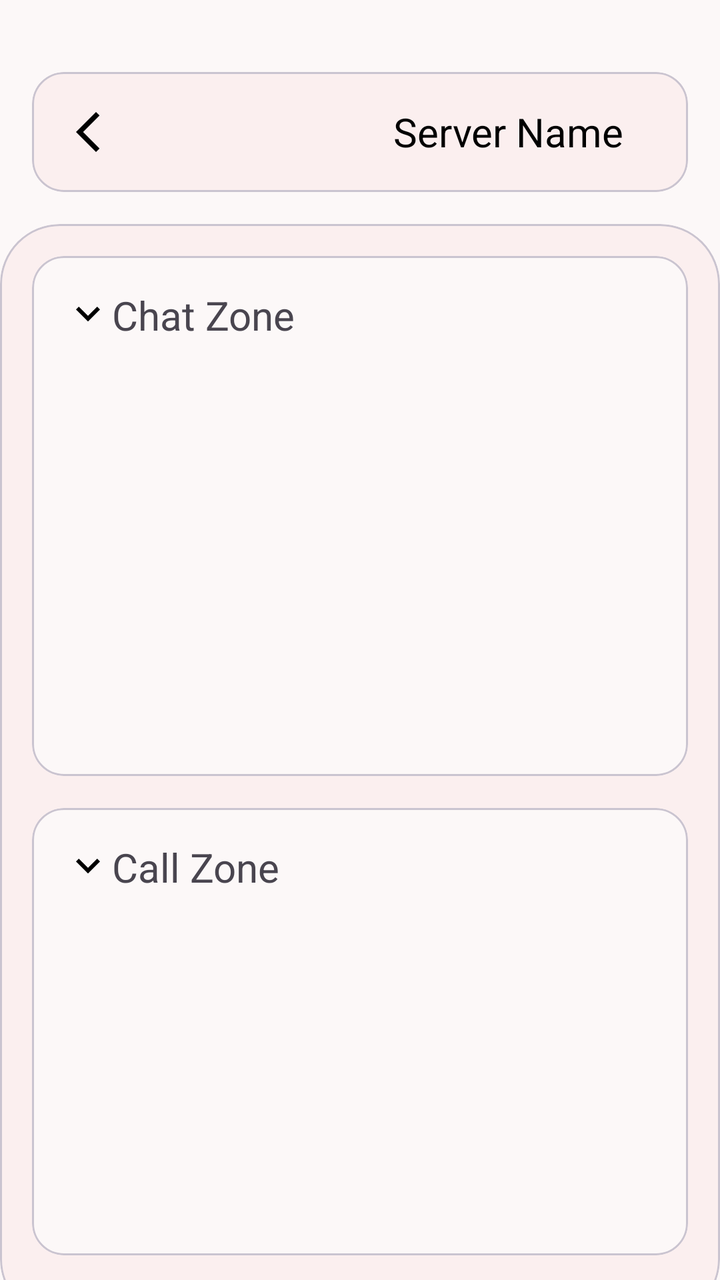
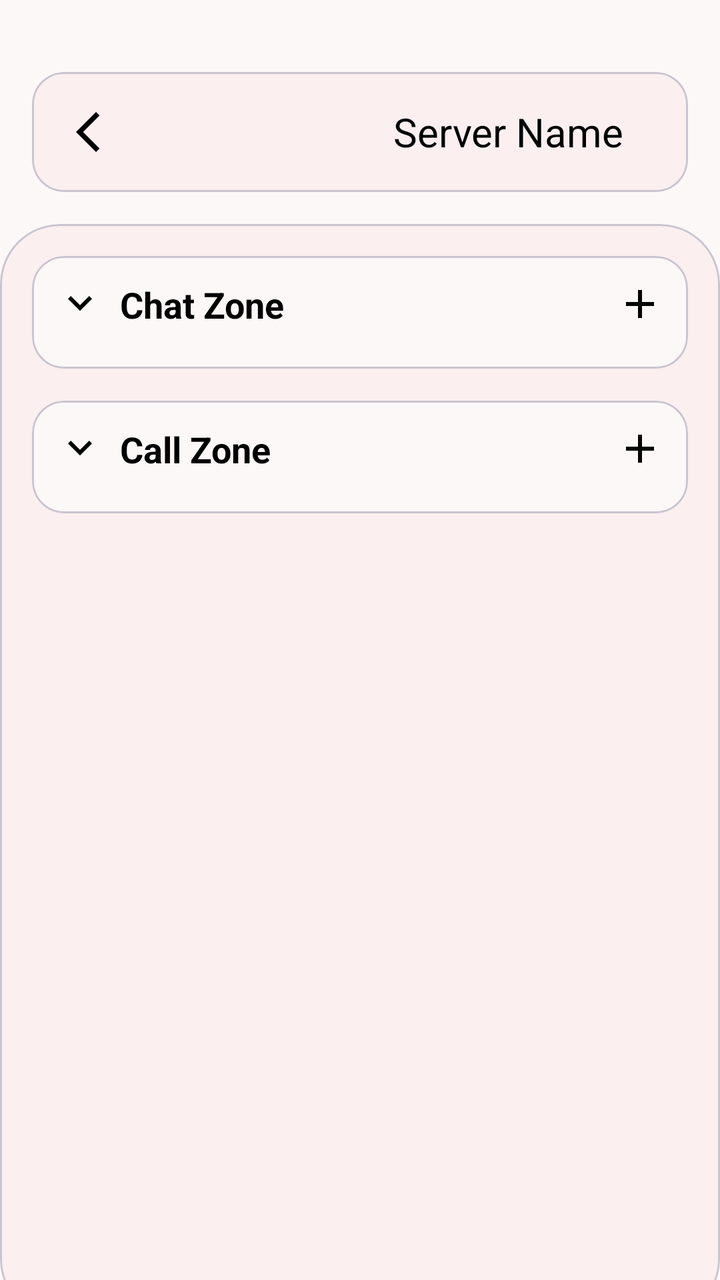

Before-and-after screenshots of an Android layout around one commit, followed by the original layout XML and the change that was made.
<!-- AndroidManifest.xml: application theme Theme.SE114_CallingSystem -->
<!-- res/layout/activity_server_on_click.xml -->
<?xml version="1.0" encoding="utf-8"?>
<RelativeLayout xmlns:android="http://schemas.android.com/apk/res/android"
    xmlns:app="http://schemas.android.com/apk/res-auto"
    android:layout_width="match_parent"
    android:layout_height="match_parent"
    android:background="@color/bg_default"
    android:orientation="vertical">

    <com.google.android.material.card.MaterialCardView
        android:id="@+id/topBar"
        android:layout_width="match_parent"
        android:layout_height="60dp"
        android:layout_marginHorizontal="16dp"
        android:layout_marginTop="36dp"
        android:layout_marginBottom="16dp"
        app:cardBackgroundColor="@color/bg_alter"
        app:cardCornerRadius="16dp"
        app:cardElevation="0dp">

        <RelativeLayout
            android:layout_width="match_parent"
            android:layout_height="match_parent"
            android:paddingHorizontal="16dp">

            <ImageView
                android:id="@+id/btnBack"
                android:layout_width="24dp"
                android:layout_height="24dp"
                android:layout_alignParentStart="true"
                android:layout_centerVertical="true"
                android:src="@drawable/icon_backbutton"
                app:tint="@color/tint_default" />

            <TextView
                android:id="@+id/tvServerName"
                android:layout_width="wrap_content"
                android:layout_height="wrap_content"
                android:layout_alignParentEnd="true"
                android:layout_centerVertical="true"
                android:layout_marginEnd="16dp"
                android:text="Server Name"
                android:textColor="@color/tint_default"
                android:textSize="20sp" />

        </RelativeLayout>
    </com.google.android.material.card.MaterialCardView>

    <com.google.android.material.card.MaterialCardView
        android:layout_width="match_parent"
        android:layout_height="match_parent"
        android:layout_below="@id/topBar"
        android:layout_marginBottom="-20dp"
        app:cardBackgroundColor="@color/bg_alter"
        app:cardCornerRadius="30dp"
        app:cardElevation="0dp">

        <ScrollView
            android:layout_width="match_parent"
            android:layout_height="match_parent"
            android:fillViewport="true"
            android:padding="16dp"
            android:scrollbars="vertical">

            <LinearLayout
                android:layout_width="match_parent"
                android:layout_height="wrap_content"
                android:orientation="vertical"
                android:paddingBottom="16dp">

                <com.google.android.material.card.MaterialCardView
                    android:layout_width="match_parent"
                    android:layout_height="260dp"
                    android:layout_marginBottom="16dp"
                    app:cardBackgroundColor="@color/bg_default"
                    app:cardCornerRadius="16dp"
                    app:cardElevation="0dp">
                    <LinearLayout
                        android:layout_width="match_parent"
                        android:layout_height="wrap_content"
                        android:orientation="horizontal"
                        android:gravity="center_vertical"
                        android:paddingHorizontal="16dp"
                        android:layout_marginTop="16dp">
                        <ImageView
                            android:id="@+id/expandChatZone"
                            android:layout_width="24dp"
                            android:layout_height="24dp"
                            android:src="@drawable/icon_expandbutton" />

                        <TextView
                            android:layout_width="wrap_content"
                            android:layout_height="wrap_content"
                            android:text="Chat Zone"
                            android:layout_marginStart="0dp"
                            android:textSize="20sp" />

                    </LinearLayout>
                </com.google.android.material.card.MaterialCardView>

                <com.google.android.material.card.MaterialCardView
                    android:layout_width="match_parent"
                    android:layout_height="0dp"
                    android:layout_weight="1"
                    app:cardBackgroundColor="@color/bg_default"
                    app:cardCornerRadius="16dp"
                    app:cardElevation="0dp" >
                    <LinearLayout
                        android:layout_width="match_parent"
                        android:layout_height="wrap_content"
                        android:orientation="horizontal"
                        android:gravity="center_vertical"
                        android:paddingHorizontal="16dp"
                        android:layout_marginTop="16dp">
                        <ImageView
                            android:id="@+id/expandCallZone"
                            android:layout_width="24dp"
                            android:layout_height="24dp"
                            android:src="@drawable/icon_expandbutton" />

                        <TextView
                            android:layout_width="wrap_content"
                            android:layout_height="wrap_content"
                            android:text="Call Zone"
                            android:layout_marginStart="0dp"
                            android:textSize="20sp" />

                    </LinearLayout>
                </com.google.android.material.card.MaterialCardView>

            </LinearLayout>
        </ScrollView>
    </com.google.android.material.card.MaterialCardView>

</RelativeLayout>
<!-- resources referenced by this layout -->
<resources>
  <color name="bg_alter">#FBEFEF</color>
  <color name="bg_default">#FCF8F8</color>
  <color name="tint_default">#000000</color>
  <!-- drawable icon_backbutton (drawable) -->
  <vector xmlns:android="http://schemas.android.com/apk/res/android"
      android:width="24dp"
      android:height="24dp"
      android:viewportWidth="960"
      android:viewportHeight="960">
    <path
        android:pathData="M640,880 L240,480l400,-400 71,71 -329,329 329,329 -71,71Z"
        android:fillColor="#000000"/>
  </vector>
  <!-- drawable icon_expandbutton (drawable) -->
  <vector xmlns:android="http://schemas.android.com/apk/res/android"
      android:width="24dp"
      android:height="24dp"
      android:viewportWidth="960"
      android:viewportHeight="960">
    <path
        android:pathData="M480,616 L240,376l56,-56 184,184 184,-184 56,56 -240,240Z"
        android:fillColor="#000000"/>
  </vector>
  <style name="Theme.SE114_CallingSystem" parent="Base.Theme.SE114_CallingSystem" />
  <style name="Base.Theme.SE114_CallingSystem" parent="Theme.Material3.DayNight.NoActionBar">
          
          
      </style>
</resources>

<!-- the commit's change to res/layout/activity_server_on_click.xml (unified diff, before → after) -->
@@ -3,8 +3,7 @@
     xmlns:app="http://schemas.android.com/apk/res-auto"
     android:layout_width="match_parent"
     android:layout_height="match_parent"
-    android:background="@color/bg_default"
-    android:orientation="vertical">
+    android:background="@color/bg_default">
 
     <com.google.android.material.card.MaterialCardView
         android:id="@+id/topBar"
@@ -41,7 +40,6 @@
                 android:text="Server Name"
                 android:textColor="@color/tint_default"
                 android:textSize="20sp" />
-
         </RelativeLayout>
     </com.google.android.material.card.MaterialCardView>
 
@@ -58,71 +56,119 @@
             android:layout_width="match_parent"
             android:layout_height="match_parent"
             android:fillViewport="true"
-            android:padding="16dp"
             android:scrollbars="vertical">
 
             <LinearLayout
                 android:layout_width="match_parent"
                 android:layout_height="wrap_content"
                 android:orientation="vertical"
-                android:paddingBottom="16dp">
+                android:padding="16dp">
 
                 <com.google.android.material.card.MaterialCardView
+                    android:id="@+id/chatCard"
                     android:layout_width="match_parent"
-                    android:layout_height="260dp"
+                    android:layout_height="wrap_content"
                     android:layout_marginBottom="16dp"
                     app:cardBackgroundColor="@color/bg_default"
                     app:cardCornerRadius="16dp"
                     app:cardElevation="0dp">
+
                     <LinearLayout
                         android:layout_width="match_parent"
                         android:layout_height="wrap_content"
-                        android:orientation="horizontal"
-                        android:gravity="center_vertical"
-                        android:paddingHorizontal="16dp"
-                        android:layout_marginTop="16dp">
-                        <ImageView
-                            android:id="@+id/expandChatZone"
-                            android:layout_width="24dp"
-                            android:layout_height="24dp"
-                            android:src="@drawable/icon_expandbutton" />
+                        android:orientation="vertical"
+                        android:padding="12dp">
 
-                        <TextView
-                            android:layout_width="wrap_content"
+                        <LinearLayout
+                            android:layout_width="match_parent"
                             android:layout_height="wrap_content"
-                            android:text="Chat Zone"
-                            android:layout_marginStart="0dp"
-                            android:textSize="20sp" />
+                            android:gravity="center_vertical"
+                            android:orientation="horizontal">
 
+                            <ImageView
+                                android:id="@+id/expandChatZone"
+                                android:layout_width="24dp"
+                                android:layout_height="24dp"
+                                android:src="@drawable/icon_expandbutton" />
+
+                            <TextView
+                                android:layout_width="0dp"
+                                android:layout_height="wrap_content"
+                                android:layout_marginStart="8dp"
+                                android:layout_weight="1"
+                                android:text="Chat Zone"
+                                android:textColor="@color/tint_default"
+                                android:textSize="18sp"
+                                android:textStyle="bold" />
+
+                            <ImageView
+                                android:id="@+id/btnAddChannel"
+                                android:layout_width="24dp"
+                                android:layout_height="24dp"
+                                android:src="@drawable/icon_add"
+                                app:tint="@color/tint_default" />
+
+                        </LinearLayout>
+
+                        <androidx.recyclerview.widget.RecyclerView
+                            android:id="@+id/rvChatChannels"
+                            android:layout_width="match_parent"
+                            android:layout_height="wrap_content"
+                            android:layout_marginTop="8dp"
+                            android:visibility="visible" />
                     </LinearLayout>
                 </com.google.android.material.card.MaterialCardView>
 
                 <com.google.android.material.card.MaterialCardView
+                    android:id="@+id/callCard"
                     android:layout_width="match_parent"
-                    android:layout_height="0dp"
-                    android:layout_weight="1"
+                    android:layout_height="wrap_content"
                     app:cardBackgroundColor="@color/bg_default"
                     app:cardCornerRadius="16dp"
-                    app:cardElevation="0dp" >
+                    app:cardElevation="0dp">
+
                     <LinearLayout
                         android:layout_width="match_parent"
                         android:layout_height="wrap_content"
-                        android:orientation="horizontal"
-                        android:gravity="center_vertical"
-                        android:paddingHorizontal="16dp"
-                        android:layout_marginTop="16dp">
-                        <ImageView
-                            android:id="@+id/expandCallZone"
-                            android:layout_width="24dp"
-                            android:layout_height="24dp"
-                            android:src="@drawable/icon_expandbutton" />
+                        android:orientation="vertical"
+                        android:padding="12dp">
 
-                        <TextView
-                            android:layout_width="wrap_content"
+                        <LinearLayout
+                            android:layout_width="match_parent"
                             android:layout_height="wrap_content"
-                            android:text="Call Zone"
-                            android:layout_marginStart="0dp"
-                            android:textSize="20sp" />
+                            android:gravity="center_vertical"
+                            android:orientation="horizontal">
+
+                            <ImageView
+                                android:id="@+id/expandCallZone"
+                                android:layout_width="24dp"
+                                android:layout_height="24dp"
+                                android:src="@drawable/icon_expandbutton" />
+
+                            <TextView
+                                android:layout_width="0dp"
+                                android:layout_height="wrap_content"
+                                android:layout_marginStart="8dp"
+                                android:layout_weight="1"
+                                android:text="Call Zone"
+                                android:textColor="@color/tint_default"
+                                android:textSize="18sp"
+                                android:textStyle="bold" />
+
+                            <ImageView
+                                android:id="@+id/btnAddCallChannel"
+                                android:layout_width="24dp"
+                                android:layout_height="24dp"
+                                android:src="@drawable/icon_add"
+                                app:tint="@color/tint_default" />
+                        </LinearLayout>
+
+                        <androidx.recyclerview.widget.RecyclerView
+                            android:id="@+id/rvCallChannels"
+                            android:layout_width="match_parent"
+                            android:layout_height="wrap_content"
+                            android:layout_marginTop="8dp"
+                            android:visibility="visible" />
 
                     </LinearLayout>
                 </com.google.android.material.card.MaterialCardView>
@@ -130,5 +176,4 @@
             </LinearLayout>
         </ScrollView>
     </com.google.android.material.card.MaterialCardView>
-
 </RelativeLayout>
<!-- resource entries referenced after the edit -->
@@ -3,6 +3,16 @@
   <color name="bg_alter">#FBEFEF</color>
   <color name="bg_default">#FCF8F8</color>
   <color name="tint_default">#000000</color>
+  <!-- drawable icon_add (drawable) -->
+  <vector xmlns:android="http://schemas.android.com/apk/res/android"
+      android:width="24dp"
+      android:height="24dp"
+      android:viewportWidth="960"
+      android:viewportHeight="960">
+    <path
+        android:pathData="M440,520L200,520v-80h240v-240h80v240h240v80L520,520v240h-80v-240Z"
+        android:fillColor="#000000"/>
+  </vector>
   <!-- drawable icon_backbutton (drawable) -->
   <vector xmlns:android="http://schemas.android.com/apk/res/android"
       android:width="24dp"
